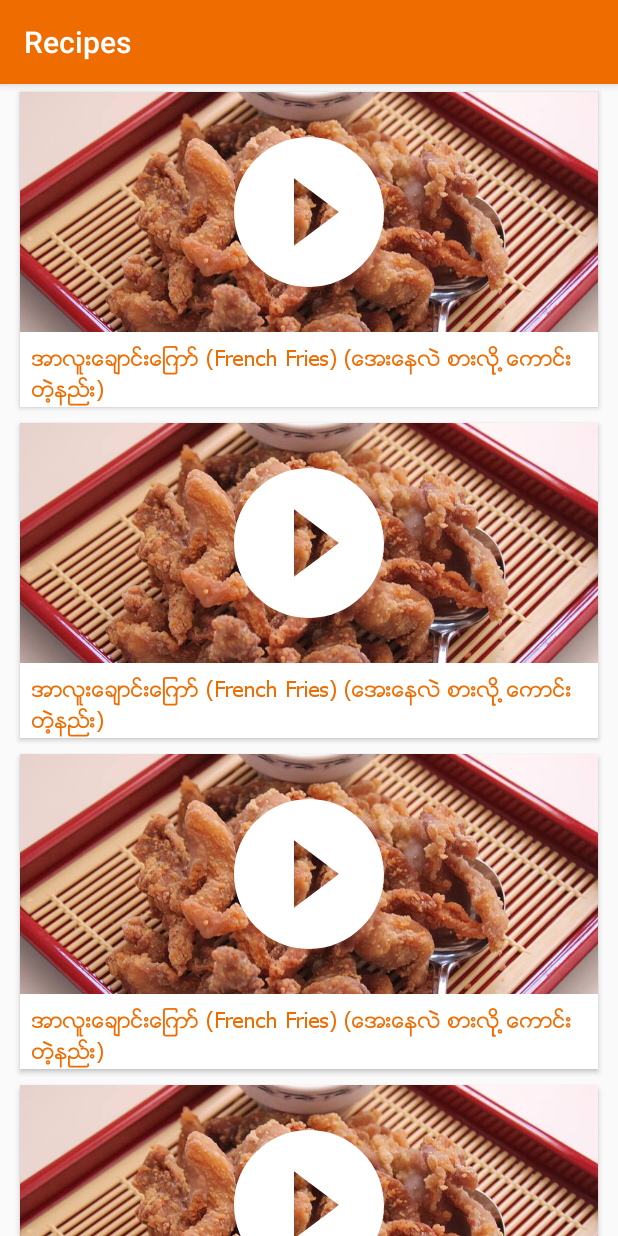
After one commit to sainumtown/PADC-FP-RECIPES, an Android app: the fragment VideoFragment shown on its own in the app's theme, on a phone screen of 412 x 824 dp. The commit adds this screen. Run offline under Robolectric (Android 15) with nearby library versions, the phone set to English and light mode, and no system bars; our stand-ins replace ButterKnife; 1 statement that could not run was skipped.

Commit message:
Finished video list screen

```diff
--- a/app/src/main/java/com/padc/recipes/adapters/RecipeAdapter.java
+++ b/app/src/main/java/com/padc/recipes/adapters/RecipeAdapter.java
@@ -22,6 +22,8 @@ public class RecipeAdapter extends RecyclerView.Adapter<RecipeViewHolder> {
         this.mController = controllerRecipeItem;
     }
 
+
+
     @Override
     public RecipeViewHolder onCreateViewHolder(ViewGroup parent, int viewType) {
         View itemView = mInflater.inflate(R.layout.view_item_recipe, parent, false);
--- /dev/null
+++ b/app/src/main/java/com/padc/recipes/adapters/VideoListAdapter.java
@@ -0,0 +1,40 @@
+package com.padc.recipes.adapters;
+
+import android.support.v7.widget.RecyclerView;
+import android.view.LayoutInflater;
+import android.view.View;
+import android.view.ViewGroup;
+
+import com.padc.recipes.R;
+import com.padc.recipes.RecipesApp;
+import com.padc.recipes.views.holders.VideoViewHolder;
+
+/**
+ * Created by sainumtown on 9/16/16.
+ */
+public class VideoListAdapter extends RecyclerView.Adapter<VideoViewHolder> {
+
+    private LayoutInflater mInflater;
+    private VideoViewHolder.ControllerVideoItem mControllerVideoItem;
+
+    public VideoListAdapter(VideoViewHolder.ControllerVideoItem controller) {
+        this.mInflater = mInflater.from(RecipesApp.getContext());
+        this.mControllerVideoItem = controller;
+    }
+
+    @Override
+    public VideoViewHolder onCreateViewHolder(ViewGroup parent, int viewType) {
+        View itemView = mInflater.inflate(R.layout.view_item_video, parent, false);
+        return new VideoViewHolder(itemView, mControllerVideoItem);
+    }
+
+    @Override
+    public void onBindViewHolder(VideoViewHolder holder, int position) {
+
+    }
+
+    @Override
+    public int getItemCount() {
+        return 20;
+    }
+}
--- a/app/src/main/java/com/padc/recipes/fragments/RestaurantListFragment.java
+++ b/app/src/main/java/com/padc/recipes/fragments/RestaurantListFragment.java
@@ -42,8 +42,6 @@ public class RestaurantListFragment extends Fragment {
     @BindView(R.id.rv_restaurants)
     RecyclerView rvRestaurant;
 
-
-
     private RestaurantAdapter mRestaurantAdapter;
     RestaurntViewHolder.ControllerRestaurantItem mControllerRestaurantItem;
 
--- /dev/null
+++ b/app/src/main/java/com/padc/recipes/fragments/VideoFragment.java
@@ -0,0 +1,68 @@
+package com.padc.recipes.fragments;
+
+
+import android.content.Context;
+import android.os.Bundle;
+import android.support.v4.app.Fragment;
+import android.support.v7.widget.GridLayoutManager;
+import android.support.v7.widget.RecyclerView;
+import android.view.LayoutInflater;
+import android.view.View;
+import android.view.ViewGroup;
+
+import com.padc.recipes.R;
+import com.padc.recipes.adapters.RestaurantAdapter;
+import com.padc.recipes.adapters.VideoListAdapter;
+import com.padc.recipes.views.holders.VideoViewHolder;
+
+import butterknife.BindView;
+import butterknife.ButterKnife;
+
+/**
+ * A simple {@link Fragment} subclass.
+ */
+public class VideoFragment extends Fragment {
+
+
+    @BindView(R.id.rv_videos)
+    RecyclerView rvVideo;
+
+    private VideoListAdapter mVideoAdapter;
+    VideoViewHolder.ControllerVideoItem  mController;
+
+    public static VideoFragment newInstance() {
+
+        Bundle args = new Bundle();
+
+        VideoFragment fragment = new VideoFragment();
+        fragment.setArguments(args);
+        return fragment;
+    }
+
+    public VideoFragment() {
+        // Required empty public constructor
+    }
+
+    @Override
+    public void onAttach(Context context) {
+        super.onAttach(context);
+        mController = (VideoViewHolder.ControllerVideoItem) context;
+    }
+
+    @Override
+    public View onCreateView(LayoutInflater inflater, ViewGroup container,
+                             Bundle savedInstanceState) {
+        // Inflate the layout for this fragment
+        View view = inflater.inflate(R.layout.fragment_video, container, false);
+
+        ButterKnife.bind(this, view);
+
+        mVideoAdapter = new VideoListAdapter(mController);
+        rvVideo.setAdapter(mVideoAdapter);
+
+        int gridColumnSpanCount = 1;
+        rvVideo.setLayoutManager(new GridLayoutManager(getContext(), gridColumnSpanCount));
+        return view;
+    }
+
+}
--- /dev/null
+++ b/app/src/main/java/com/padc/recipes/views/holders/VideoViewHolder.java
@@ -0,0 +1,43 @@
+package com.padc.recipes.views.holders;
+
+import android.support.v7.widget.RecyclerView;
+import android.view.View;
+import android.widget.ImageView;
+import android.widget.TextView;
+
+import com.padc.recipes.R;
+
+import butterknife.BindView;
+import butterknife.ButterKnife;
+
+/**
+ * Created by sainumtown on 9/16/16.
+ */
+
+public class VideoViewHolder extends RecyclerView.ViewHolder implements View.OnClickListener   {
+
+    @BindView(R.id.tv_recipe_video_title)
+    TextView tvVideoTitle;
+
+    @BindView(R.id.iv_recipe_video)
+    ImageView ivVideo;
+
+    private ControllerVideoItem mController;
+
+    public VideoViewHolder(View itemView, ControllerVideoItem mControllerItem) {
+        super(itemView);
+        ButterKnife.bind(this, itemView);
+        mController = mControllerItem;
+        itemView.setOnClickListener(this);
+
+    }
+
+    @Override
+    public void onClick(View v) {
+        mController.onTapVideo();
+    }
+
+    public interface ControllerVideoItem {
+        void onTapVideo();
+    }
+}
--- /dev/null
+++ b/app/src/main/res/drawable/ic_play_circle_filled_black_24dp.xml
@@ -0,0 +1,9 @@
+<vector xmlns:android="http://schemas.android.com/apk/res/android"
+        android:width="24dp"
+        android:height="24dp"
+        android:viewportWidth="24.0"
+        android:viewportHeight="24.0">
+    <path
+        android:fillColor="#FFFFFFFF"
+        android:pathData="M12,2C6.48,2 2,6.48 2,12s4.48,10 10,10 10,-4.48 10,-10S17.52,2 12,2zM10,16.5v-9l6,4.5 -6,4.5z"/>
+</vector>
--- /dev/null
+++ b/app/src/main/res/layout/fragment_video.xml
@@ -0,0 +1,15 @@
+<?xml version="1.0" encoding="utf-8"?>
+<RelativeLayout xmlns:android="http://schemas.android.com/apk/res/android"
+    android:layout_width="match_parent"
+    android:layout_height="match_parent">
+
+    <android.support.v7.widget.RecyclerView
+        android:id="@+id/rv_videos"
+        android:layout_width="match_parent"
+        android:layout_height="match_parent"
+        android:clipToPadding="false"
+        android:paddingBottom="@dimen/padding_bottom_for_fab"
+        android:paddingLeft="@dimen/margin_medium"
+        android:paddingRight="@dimen/margin_medium"
+        android:scrollbarStyle="outsideOverlay" />
+</RelativeLayout>
--- a/app/src/main/res/layout/view_item_recipe.xml
+++ b/app/src/main/res/layout/view_item_recipe.xml
@@ -1,7 +1,9 @@
+<?xml version="1.0" encoding="utf-8"?>
 <LinearLayout xmlns:android="http://schemas.android.com/apk/res/android"
     xmlns:card_view="http://schemas.android.com/apk/res-auto"
     android:layout_width="match_parent"
-    android:layout_height="wrap_content">
+    android:layout_height="wrap_content"
+    android:orientation="vertical">
 
     <android.support.v7.widget.CardView
         android:id="@+id/card_view"
--- /dev/null
+++ b/app/src/main/res/layout/view_item_video.xml
@@ -0,0 +1,61 @@
+<?xml version="1.0" encoding="utf-8"?>
+<LinearLayout xmlns:android="http://schemas.android.com/apk/res/android"
+    xmlns:card_view="http://schemas.android.com/apk/res-auto"
+    android:layout_width="match_parent"
+    android:layout_height="wrap_content"
+    android:orientation="vertical">
+
+    <android.support.v7.widget.CardView
+        android:id="@+id/card_view_video"
+        android:layout_width="match_parent"
+        android:layout_height="match_parent"
+        android:layout_gravity="center"
+        android:layout_margin="@dimen/card_margin"
+        android:elevation="3dp"
+        card_view:cardBackgroundColor="@color/white_full"
+        card_view:cardCornerRadius="@dimen/card_album_radius">
+
+        <LinearLayout
+            android:layout_width="match_parent"
+            android:layout_height="wrap_content"
+            android:orientation="vertical">
+
+            <RelativeLayout
+                android:id="@+id/rv_photo"
+                android:layout_width="match_parent"
+                android:layout_height="match_parent">
+
+                <ImageView
+                    android:id="@+id/iv_recipe_video"
+                    android:layout_width="match_parent"
+                    android:layout_height="@dimen/recipe_image_height"
+
+                    android:scaleType="centerCrop"
+                    android:src="@drawable/sample_recipe_thumbnail" />
+
+                <ImageView
+                    android:id="@+id/iv_video_icon"
+                    android:layout_width="@dimen/iv_video_icon_width"
+                    android:layout_height="@dimen/iv_video_icon_height"
+                    android:layout_centerHorizontal="true"
+                    android:layout_centerInParent="@id/iv_recipe_video"
+                    android:layout_centerVertical="true"
+                    android:src="@drawable/ic_play_circle_filled_black_24dp" />
+            </RelativeLayout>
+
+            <com.padc.recipes.components.MMTextView
+                android:id="@+id/tv_recipe_video_title"
+                android:layout_width="match_parent"
+                android:layout_height="wrap_content"
+                android:ellipsize="end"
+                android:maxLines="2"
+                android:paddingLeft="@dimen/padding_medium"
+                android:paddingRight="@dimen/padding_medium"
+                android:paddingTop="@dimen/margin_medium"
+                android:text="အာလူးေခ်ာင္းေျကာ္ (French Fries) (ေအးေနလဲ စားလိုု ့ေကာင္းတဲ့နည္း)"
+                android:textColor="@color/primary"
+                android:textSize="@dimen/text_regular" />
+        </LinearLayout>
+
+    </android.support.v7.widget.CardView>
+</LinearLayout>
--- a/app/src/main/res/menu/left_menu.xml
+++ b/app/src/main/res/menu/left_menu.xml
@@ -19,7 +19,7 @@
             android:title="@string/Resturants" />
 
         <item
-            android:id="@+id/myanmar_attractions_tab_layout"
+            android:id="@+id/videos"
             android:icon="@drawable/ic_recent_actors_24dp"
             android:title="@string/Video" />
 
--- a/app/src/main/res/values/dimens.xml
+++ b/app/src/main/res/values/dimens.xml
@@ -66,4 +66,6 @@
     <dimen name="backdrop_title">30dp</dimen>
     <dimen name="backdrop_subtitle">18dp</dimen>
     <dimen name="overflow_favrite_margin">-30dp</dimen>
+    <dimen name="iv_video_icon_width">120dp</dimen>
+    <dimen name="iv_video_icon_height">120dp</dimen>
 </resources>
--- a/app/src/main/res/values/strings.xml
+++ b/app/src/main/res/values/strings.xml
@@ -22,6 +22,7 @@
     <string name="enter_restaurant_name">ဆိုင္နာမည္ ကို ရိုက္သြင္းပါ</string>
     <string name="choose_township">ျမိဳ႔နယ္ ေရြးပါ</string>
     <string name="choose_food">အမ်ိဳးအစား ေရြးပါ</string>
+    <string name="video_list_title">Video Title</string>
 
 
     <string-array name="recipes_category">
```
Also changed, not shown: app/build.gradle (+11 -11 lines), app/src/main/java/com/padc/recipes/activities/HomeActivity.java (+20 -1 lines), app/src/main/java/com/padc/recipes/views/items/ViewItemVideo.java (added, +43 -0 lines).
